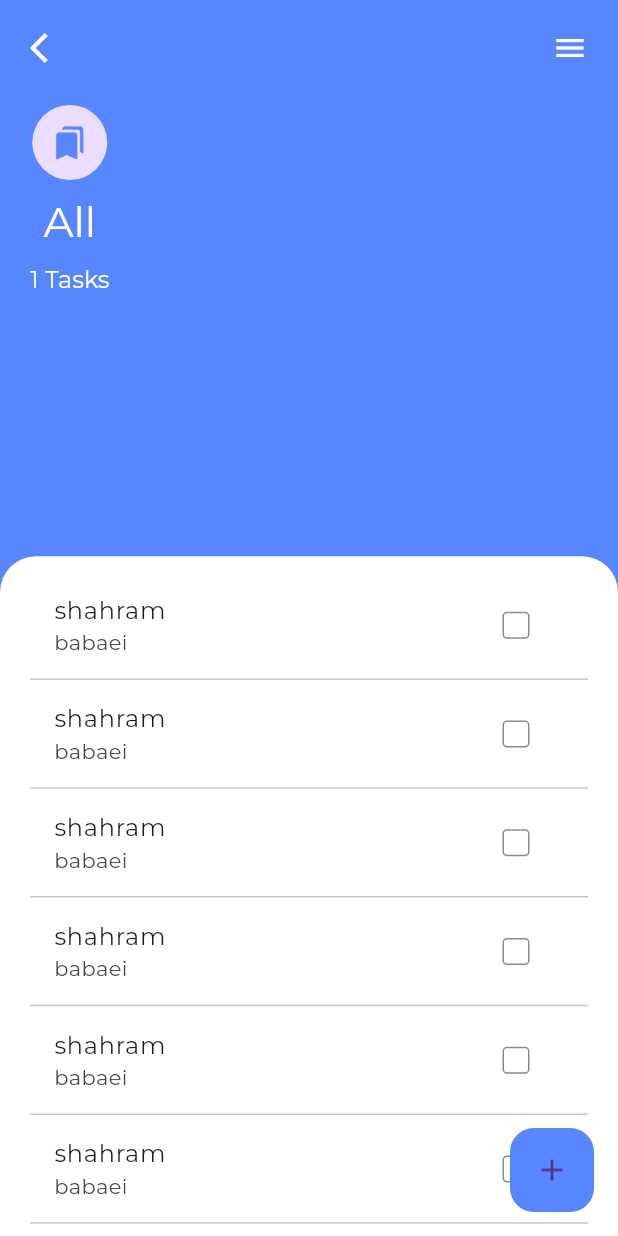
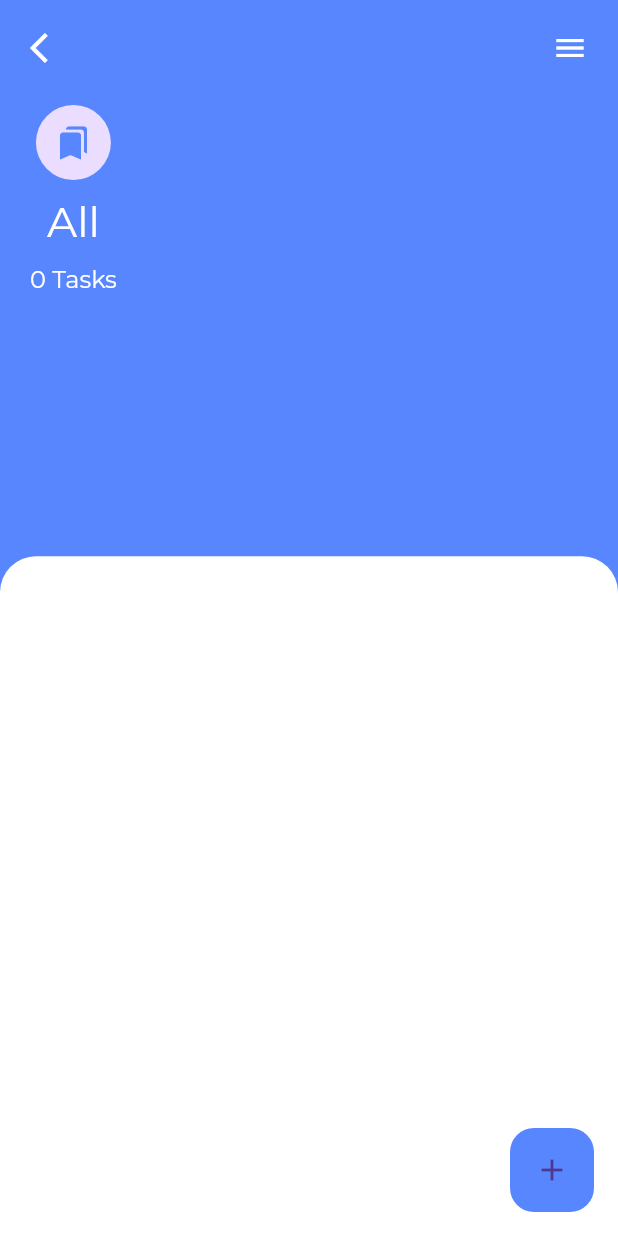
Before and after one commit to shahrambabaei/TodoList_Getx, a Flutter app: the screen it shows after launch, on a phone screen of 412 x 824 dp. Run offline on Flutter 3.47's test engine with Material 3 defaults, Android fonts, the phone set to English and light mode, and no system bars; our stand-ins replace get, google_fonts.

Commit message:
feat:handle add newTask

```diff
--- /dev/null
+++ b/lib/controllers/newtask_controller.dart
@@ -0,0 +1,13 @@
+import 'package:flutter/material.dart';
+import 'package:get/get.dart';
+
+class NewTaskController extends GetxController {
+  late TextEditingController titleController;
+  late TextEditingController subtitleController;
+  @override
+  void onInit() {
+    titleController = TextEditingController();
+    subtitleController = TextEditingController();
+    super.onInit();
+  }
+}
--- /dev/null
+++ b/lib/controllers/task_controller.dart
@@ -0,0 +1,7 @@
+import 'package:get/get.dart';
+import 'package:todolist_getx/models/task_model.dart';
+
+class TaskController extends GetxController {
+  RxList<TaskModel> tasks = <TaskModel>[].obs;
+
+}
--- /dev/null
+++ b/lib/models/task_model.dart
@@ -0,0 +1,7 @@
+class TaskModel {
+  String? taskTitle;
+  String? subTitle;
+  bool? status;
+  TaskModel(
+      {required this.taskTitle, required this.subTitle, required this.status});
+}
--- a/lib/view/home_screen.dart
+++ b/lib/view/home_screen.dart
@@ -1,6 +1,7 @@
 import 'package:flutter/material.dart';
 import 'package:get/get.dart';
 import 'package:todolist_getx/constant.dart';
+import 'package:todolist_getx/controllers/task_controller.dart';
 
 class HomeScreen extends StatelessWidget {
   const HomeScreen({super.key});
@@ -80,13 +81,15 @@ class TopSectionWidget extends StatelessWidget {
           SizedBox(
             height: 10,
           ),
-          Text(
-            "1 Tasks",
+          Obx(() {
+            return Text(
+              "${Get.find<TaskController>().tasks.length} Tasks",
               style: Theme.of(context)
                   .textTheme
                   .headlineSmall!
                   .copyWith(color: Colors.white, fontSize: 16),
-          )
+            );
+          })
         ],
       ),
     );
@@ -106,6 +109,7 @@ class _BottomSectionWidgetState extends State<BottomSectionWidget> {
   bool isChecked = false;
   @override
   Widget build(BuildContext context) {
+    var controller = Get.find<TaskController>();
     return Align(
       alignment: Alignment.bottomCenter,
       child: Container(
@@ -115,15 +119,18 @@ class _BottomSectionWidgetState extends State<BottomSectionWidget> {
               color: Colors.white,
               borderRadius: BorderRadius.only(
                   topLeft: Radius.circular(24), topRight: Radius.circular(24))),
-        child: ListView.separated(
+          child: Obx(
+            () {
+              return ListView.separated(
                   padding: EdgeInsets.symmetric(horizontal: 20, vertical: 10),
                   itemBuilder: (context, index) {
                     return ListTile(
-                title: Text("shahram"),
-                subtitle: Text("babaei"),
+                      title: Text(controller.tasks[index].taskTitle.toString()),
+                      subtitle:
+                          Text(controller.tasks[index].subTitle.toString()),
                       trailing: Checkbox(
                           activeColor: MyColor.lightBluColor,
-                    value: isChecked,
+                          value: controller.tasks[index].status,
                           onChanged: (value) {
                             isChecked = !isChecked;
                             setState(() {});
@@ -138,8 +145,9 @@ class _BottomSectionWidgetState extends State<BottomSectionWidget> {
                       height: .5,
                     );
                   },
-            itemCount: 10),
-      ),
+                  itemCount: controller.tasks.length);
+            },
+          )),
     );
   }
 }
```
Also changed, not shown: lib/bindings/mybinding.dart (+5 -2 lines), lib/view/newtask_screen.dart (+19 -1 lines). Lines whose indentation alone changed are shown as unchanged.
